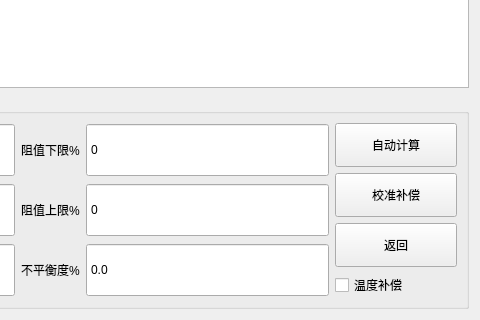
First picture: the form in PageDcr.ui, repository bloglink/aip-tester, before the edit; both pictures show x 320 to 800 and y 280 to 600 of the 800 by 600 pixel window.
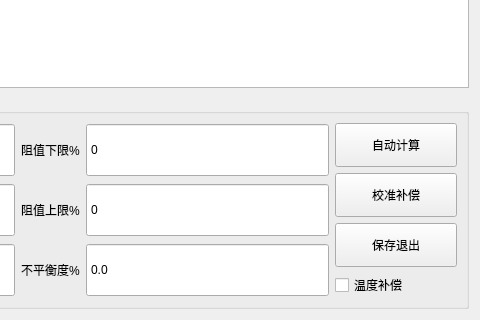
Second picture: the form after the edit.

Commit message: style:(2.1.0.170329)改返回为保存退出

The edit to the form file:
```diff
--- a/PageDcr.ui
+++ b/PageDcr.ui
@@ -257,7 +257,7 @@
             </size>
            </property>
            <property name="text">
-            <string>返回</string>
+            <string>保存退出</string>
            </property>
           </widget>
          </item>
```
The commit also changes 7 other files.
